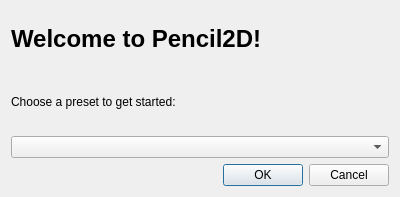
pencil2d/pencil, file app/ui/presetdialog.ui: the form before one commit.
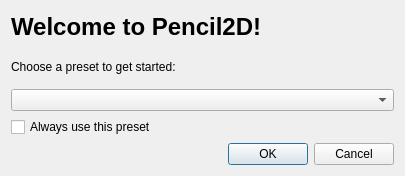
The form after the commit.

Commit message: Add checkbox to preset dialog to always use the selected preset

```diff
--- a/app/ui/presetdialog.ui
+++ b/app/ui/presetdialog.ui
@@ -6,8 +6,8 @@
    <rect>
     <x>0</x>
     <y>0</y>
-    <width>400</width>
-    <height>197</height>
+    <width>405</width>
+    <height>176</height>
    </rect>
   </property>
   <property name="windowTitle">
@@ -31,6 +31,13 @@
    <item>
     <widget class="QComboBox" name="presetComboBox"/>
    </item>
+   <item>
+    <widget class="QCheckBox" name="alwaysUse">
+     <property name="text">
+      <string>Always use this preset</string>
+     </property>
+    </widget>
+   </item>
    <item>
     <widget class="QDialogButtonBox" name="buttonBox">
      <property name="orientation">
```
The commit also changes 3 other files.
